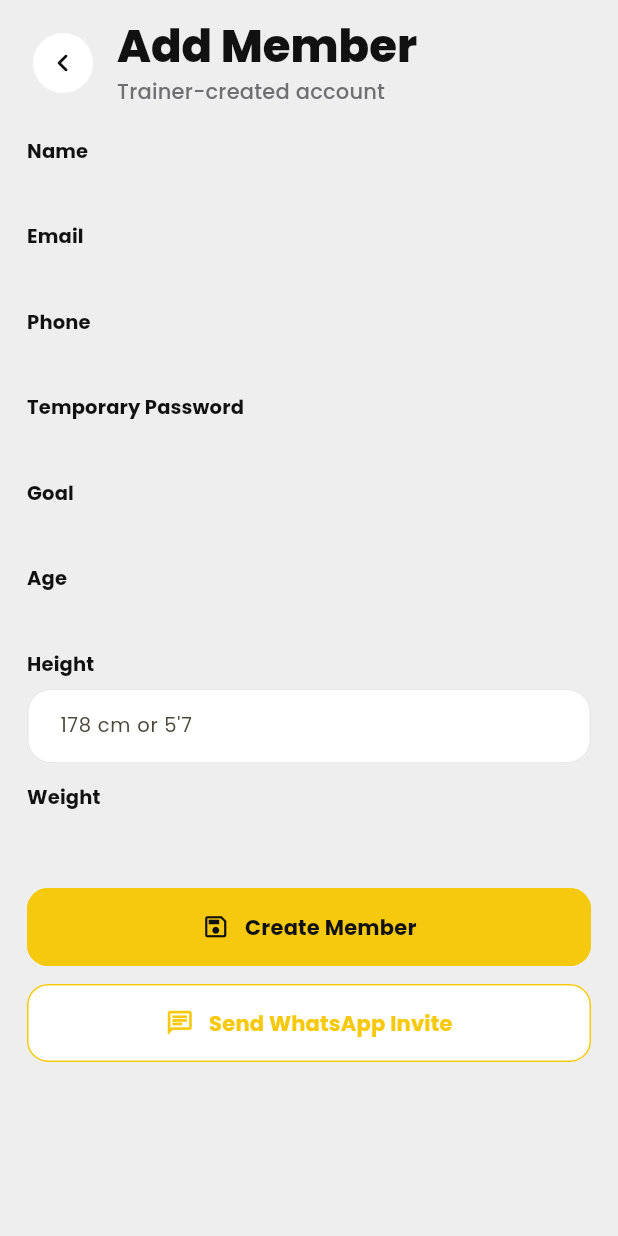
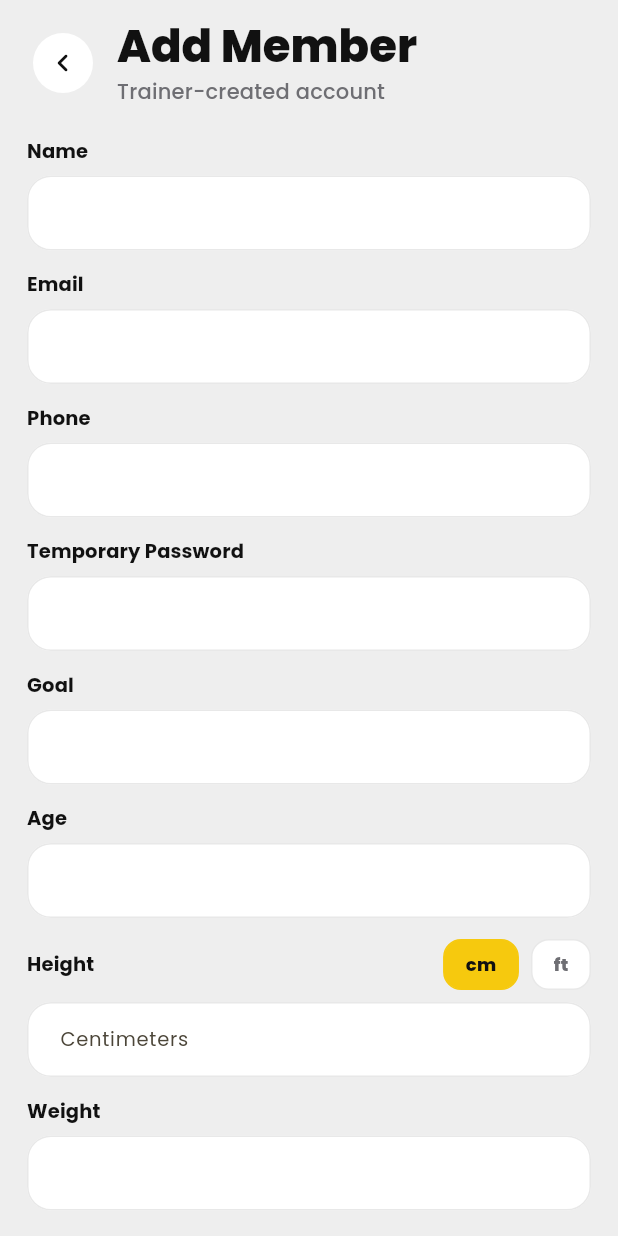
Before and after one commit to devlofttech-oss/deepfitness-app, a Flutter app: the AddMemberScreen screen opened directly, on a phone screen of 412 x 824 dp. Run offline on Flutter 3.47's test engine with Material 3 defaults, Android fonts, the phone set to English and light mode, and no system bars; our stand-ins replace flutter_riverpod, go_router, google_fonts, supabase_flutter; accounts and stored records are empty.

```diff
--- a/lib/features/trainer/presentation/trainer_screens.dart
+++ b/lib/features/trainer/presentation/trainer_screens.dart
@@ -18,6 +18,8 @@
 enum AssignmentKind { workout, diet }
 
 enum TrainerPlanMode { saved, custom }
+
+enum _HeightUnit { cm, feet }
 
 final selectedMemberProvider =
     NotifierProvider<SelectedMemberController, MemberSummary?>(
@@ -307,10 +309,13 @@
   final _password = TextEditingController();
   final _goal = TextEditingController();
   final _age = TextEditingController();
-  final _height = TextEditingController();
+  final _heightCm = TextEditingController();
+  final _heightFeet = TextEditingController();
+  final _heightInches = TextEditingController();
   final _weight = TextEditingController();
   CreatedMemberInvite? _createdInvite;
   bool _saving = false;
+  _HeightUnit _heightUnit = _HeightUnit.cm;
 
   @override
   void dispose() {
@@ -320,7 +325,9 @@
     _password.dispose();
     _goal.dispose();
     _age.dispose();
-    _height.dispose();
+    _heightCm.dispose();
+    _heightFeet.dispose();
+    _heightInches.dispose();
     _weight.dispose();
     super.dispose();
   }
@@ -358,11 +365,12 @@
             controller: _age,
             keyboardType: TextInputType.number,
           ),
-          _LabeledField(
-            label: 'Height',
-            controller: _height,
-            keyboardType: TextInputType.text,
-            hintText: '178 cm or 5\'7',
+          _HeightSelector(
+            unit: _heightUnit,
+            centimetersController: _heightCm,
+            feetController: _heightFeet,
+            inchesController: _heightInches,
+            onUnitChanged: (unit) => setState(() => _heightUnit = unit),
           ),
           _LabeledField(
             label: 'Weight',
@@ -395,7 +403,7 @@
     final phone = _normalizePhone(_phone.text.trim());
     final password = _password.text;
     final goal = _goal.text.trim();
-    final height = _parseHeightCm(_height.text);
+    final height = _parseHeightCm();
     final weight = double.tryParse(_weight.text.trim());
     final age = int.tryParse(_age.text.trim());
     final missing = <String>[
@@ -466,24 +474,19 @@
     return compact.startsWith('+') ? compact : '+91$compact';
   }
 
-  double? _parseHeightCm(String value) {
-    final raw = value.trim().toLowerCase();
-    if (raw.isEmpty) return null;
-
-    final numeric = double.tryParse(raw.replaceAll('cm', '').trim());
-    if (numeric != null) {
-      if (numeric >= 80 && numeric <= 260) return numeric;
-      if (numeric > 0 && numeric < 9) return numeric * 30.48;
-      return null;
+  double? _parseHeightCm() {
+    if (_heightUnit == _HeightUnit.cm) {
+      final centimeters = double.tryParse(_heightCm.text.trim());
+      if (centimeters == null) return null;
+      return centimeters >= 80 && centimeters <= 260 ? centimeters : null;
     }
 
-    final feetMatch = RegExp(
-      r'''^(\d+(?:\.\d+)?)\s*(?:'|ft|feet)\s*(\d+(?:\.\d+)?)?\s*(?:"|in|inch|inches)?$''',
-    ).firstMatch(raw);
-    if (feetMatch == null) return null;
-
-    final feet = double.tryParse(feetMatch.group(1) ?? '');
-    final inches = double.tryParse(feetMatch.group(2) ?? '0') ?? 0;
+    final feet = double.tryParse(_heightFeet.text.trim());
+    final inches =
+        double.tryParse(
+          _heightInches.text.trim().isEmpty ? '0' : _heightInches.text.trim(),
+        ) ??
+        0;
     if (feet == null || feet <= 0 || inches < 0 || inches >= 12) return null;
 
     final centimeters = (feet * 12 + inches) * 2.54;
@@ -802,9 +805,30 @@
   Widget build(BuildContext context) {
     final draft = ref.watch(assignmentDraftProvider);
     final exercises = ref.watch(exerciseLibraryProvider);
+    final exerciseItems = exercises.maybeWhen(
+      data: (items) => items,
+      orElse: () => const <Exercise>[],
+    );
 
     return PremiumScaffold(
       scrollController: _scrollController,
+      bottomPadding: exerciseItems.isEmpty ? 24 : 112,
+      floatingActionButton: exerciseItems.isEmpty
+          ? null
+          : FloatingActionButton.extended(
+              heroTag: 'save-workout-assignment',
+              backgroundColor: AppColors.goldBright,
+              foregroundColor: AppColors.text(context),
+              elevation: 8,
+              icon: const Icon(Icons.save_outlined),
+              label: Text(
+                draft.exerciseIds.isEmpty
+                    ? 'Save Workout'
+                    : 'Save ${draft.exerciseIds.length}',
+              ),
+              onPressed: () => _saveWorkout(context, ref, draft, exerciseItems),
+            ),
+      floatingActionButtonLocation: FloatingActionButtonLocation.endFloat,
       child: Column(
         crossAxisAlignment: CrossAxisAlignment.start,
         children: [
@@ -943,14 +967,6 @@
                     ),
                   if (hasMore || _loadingMoreExercises)
                     const _ListLoadingIndicator(),
-                  const SizedBox(height: 12),
-                  PrimaryButton(
-                    label: draft.exerciseIds.isEmpty
-                        ? 'Save Workout'
-                        : 'Save ${draft.exerciseIds.length} Exercises',
-                    icon: Icons.save_outlined,
-                    onPressed: () => _saveWorkout(context, ref, draft, items),
-                  ),
                 ],
               );
             },
@@ -2200,14 +2216,12 @@
     required this.controller,
     this.keyboardType,
     this.obscureText = false,
-    this.hintText,
   });
 
   final String label;
   final TextEditingController controller;
   final TextInputType? keyboardType;
   final bool obscureText;
-  final String? hintText;
 
   @override
   Widget build(BuildContext context) {
@@ -2227,11 +2241,124 @@
             controller: controller,
             keyboardType: keyboardType,
             obscureText: obscureText,
-            decoration: hintText == null
-                ? null
-                : InputDecoration(hintText: hintText),
           ),
         ],
+      ),
+    );
+  }
+}
+
+class _HeightSelector extends StatelessWidget {
+  const _HeightSelector({
+    required this.unit,
+    required this.centimetersController,
+    required this.feetController,
+    required this.inchesController,
+    required this.onUnitChanged,
+  });
+
+  final _HeightUnit unit;
+  final TextEditingController centimetersController;
+  final TextEditingController feetController;
+  final TextEditingController inchesController;
+  final ValueChanged<_HeightUnit> onUnitChanged;
+
+  @override
+  Widget build(BuildContext context) {
+    return Padding(
+      padding: const EdgeInsets.only(bottom: 14),
+      child: Column(
+        crossAxisAlignment: CrossAxisAlignment.start,
+        children: [
+          Row(
+            children: [
+              Expanded(
+                child: Text(
+                  'Height',
+                  style: Theme.of(
+                    context,
+                  ).textTheme.titleSmall?.copyWith(fontWeight: FontWeight.w700),
+                ),
+              ),
+              _HeightUnitToggle(
+                label: 'cm',
+                active: unit == _HeightUnit.cm,
+                onTap: () => onUnitChanged(_HeightUnit.cm),
+              ),
+              const SizedBox(width: 8),
+              _HeightUnitToggle(
+                label: 'ft',
+                active: unit == _HeightUnit.feet,
+                onTap: () => onUnitChanged(_HeightUnit.feet),
+              ),
+            ],
+          ),
+          const SizedBox(height: 8),
+          if (unit == _HeightUnit.cm)
+            TextField(
+              controller: centimetersController,
+              keyboardType: TextInputType.number,
+              decoration: const InputDecoration(hintText: 'Centimeters'),
+            )
+          else
+            Row(
+              children: [
+                Expanded(
+                  child: TextField(
+                    controller: feetController,
+                    keyboardType: TextInputType.number,
+                    decoration: const InputDecoration(hintText: 'Feet'),
+                  ),
+                ),
+                const SizedBox(width: 10),
+                Expanded(
+                  child: TextField(
+                    controller: inchesController,
+                    keyboardType: TextInputType.number,
+                    decoration: const InputDecoration(hintText: 'Inches'),
+                  ),
+                ),
+              ],
+            ),
+        ],
+      ),
+    );
+  }
+}
+
+class _HeightUnitToggle extends StatelessWidget {
+  const _HeightUnitToggle({
+    required this.label,
+    required this.active,
+    required this.onTap,
+  });
+
+  final String label;
+  final bool active;
+  final VoidCallback onTap;
+
+  @override
+  Widget build(BuildContext context) {
+    return InkWell(
+      onTap: onTap,
+      borderRadius: BorderRadius.circular(12),
+      child: AnimatedContainer(
+        duration: const Duration(milliseconds: 180),
+        padding: const EdgeInsets.symmetric(horizontal: 14, vertical: 8),
+        decoration: BoxDecoration(
+          color: active ? AppColors.goldBright : AppColors.surface(context),
+          borderRadius: BorderRadius.circular(12),
+          border: Border.all(
+            color: active ? AppColors.goldBright : AppColors.divider(context),
+          ),
+        ),
+        child: Text(
+          label,
+          style: Theme.of(context).textTheme.bodyMedium?.copyWith(
+            color: active ? AppColors.text(context) : AppColors.muted,
+            fontWeight: FontWeight.w800,
+          ),
+        ),
       ),
     );
   }
--- a/lib/shared/widgets/premium_scaffold.dart
+++ b/lib/shared/widgets/premium_scaffold.dart
@@ -6,15 +6,21 @@
     required this.child,
     this.bottomPadding = 24,
     this.scrollController,
+    this.floatingActionButton,
+    this.floatingActionButtonLocation,
   });
 
   final Widget child;
   final double bottomPadding;
   final ScrollController? scrollController;
+  final Widget? floatingActionButton;
+  final FloatingActionButtonLocation? floatingActionButtonLocation;
 
   @override
   Widget build(BuildContext context) {
     return Scaffold(
+      floatingActionButton: floatingActionButton,
+      floatingActionButtonLocation: floatingActionButtonLocation,
       body: SafeArea(
         child: SingleChildScrollView(
           controller: scrollController,
```
Also changed, not shown: lib/features/auth/application/auth_controller.dart (+7 -0 lines), lib/services/app_data_repository.dart (+50 -27 lines).
